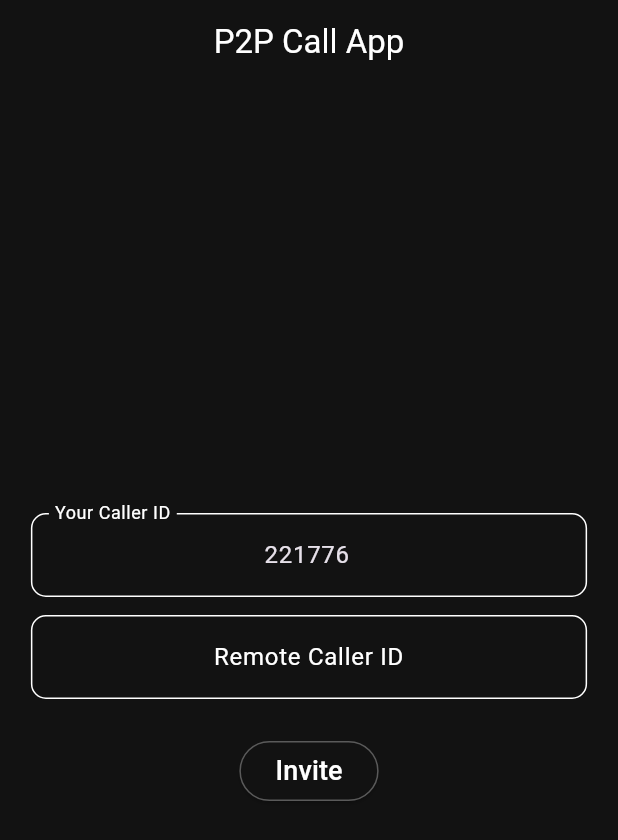
After one commit to Aniket8195/ChatApp, a Flutter app: the screen it shows after launch, on a phone screen of 412 x 824 dp. The commit adds this screen. Shown: the top 840 px of the screen. Run offline on Flutter 3.47's test engine with Material 3 defaults, Android fonts, the phone set to English and light mode, and no system bars; our stand-ins replace page_transition, socket_io_client; missing offline and left inert: flutter_webrtc; network calls fail.

Commit message:
all app created

```diff
--- a/lib/main.dart
+++ b/lib/main.dart
@@ -1,23 +1,40 @@
-import 'package:chat_app/start_page.dart';
+import 'dart:math';
+
 import 'package:flutter/material.dart';
 
+import 'main_code/join_screen.dart';
+import 'main_code/signalling.service.dart';
 
 void main() {
-  runApp(const MyApp());
+  // start videoCall app
+  runApp(VideoCallApp());
 }
 
-class MyApp extends StatelessWidget {
-  const MyApp({super.key});
+class VideoCallApp extends StatelessWidget {
+  VideoCallApp({super.key});
+
+  // signalling server url
+  final String websocketUrl = "WEB_SOCKET_SERVER_URL";
+
+  // generate callerID of local user
+  final String selfCallerID =
+  Random().nextInt(999999).toString().padLeft(6, '0');
 
   @override
   Widget build(BuildContext context) {
+    // init signalling service
+    SignallingService.instance.init(
+      websocketUrl: websocketUrl,
+      selfCallerID: selfCallerID,
+    );
+
+    // return material app
     return MaterialApp(
-      title: 'Flutter Demo',
-      theme: ThemeData(
-        colorScheme: ColorScheme.fromSeed(seedColor: Colors.deepPurple),
-        useMaterial3: true,
+      darkTheme: ThemeData.dark().copyWith(
+        colorScheme: const ColorScheme.dark(),
       ),
-      home:const StartPage(),
+      themeMode: ThemeMode.dark,
+      home: JoinScreen(selfCallerId: selfCallerID),
     );
   }
 }
--- /dev/null
+++ b/lib/main_code/join_screen.dart
@@ -0,0 +1,153 @@
+import 'package:chat_app/main_code/signalling.service.dart';
+import 'package:flutter/material.dart';
+
+import 'call_screen.dart';
+
+
+class JoinScreen extends StatefulWidget {
+  final String selfCallerId;
+
+  const JoinScreen({super.key, required this.selfCallerId});
+
+  @override
+  State<JoinScreen> createState() => _JoinScreenState();
+}
+
+class _JoinScreenState extends State<JoinScreen> {
+  dynamic incomingSDPOffer;
+  final remoteCallerIdTextEditingController = TextEditingController();
+
+  @override
+  void initState() {
+    super.initState();
+
+    // listen for incoming video call
+    SignallingService.instance.socket!.on("newCall", (data) {
+      if (mounted) {
+        // set SDP Offer of incoming call
+        setState(() => incomingSDPOffer = data);
+      }
+    });
+  }
+
+  // join Call
+  _joinCall({
+    required String callerId,
+    required String calleeId,
+    dynamic offer,
+  }) {
+    Navigator.push(
+      context,
+      MaterialPageRoute(
+        builder: (_) => CallScreen(
+          callerId: callerId,
+          calleeId: calleeId,
+          offer: offer,
+        ),
+      ),
+    );
+  }
+
+  @override
+  Widget build(BuildContext context) {
+    return Scaffold(
+      backgroundColor: Theme.of(context).colorScheme.background,
+      appBar: AppBar(
+        centerTitle: true,
+        title: const Text("P2P Call App"),
+      ),
+      body: SafeArea(
+        child: Stack(
+          children: [
+            Center(
+              child: SizedBox(
+                width: MediaQuery.of(context).size.width * 0.9,
+                child: Column(
+                  mainAxisAlignment: MainAxisAlignment.center,
+                  children: [
+                    TextField(
+                      controller: TextEditingController(
+                        text: widget.selfCallerId,
+                      ),
+                      readOnly: true,
+                      textAlign: TextAlign.center,
+                      enableInteractiveSelection: false,
+                      decoration: InputDecoration(
+                        labelText: "Your Caller ID",
+                        border: OutlineInputBorder(
+                          borderRadius: BorderRadius.circular(10.0),
+                        ),
+                      ),
+                    ),
+                    const SizedBox(height: 12),
+                    TextField(
+                      controller: remoteCallerIdTextEditingController,
+                      textAlign: TextAlign.center,
+                      decoration: InputDecoration(
+                        hintText: "Remote Caller ID",
+                        alignLabelWithHint: true,
+                        border: OutlineInputBorder(
+                          borderRadius: BorderRadius.circular(10.0),
+                        ),
+                      ),
+                    ),
+                    const SizedBox(height: 24),
+                    ElevatedButton(
+                      style: ElevatedButton.styleFrom(
+                        side: const BorderSide(color: Colors.white30),
+                      ),
+                      child: const Text(
+                        "Invite",
+                        style: TextStyle(
+                          fontSize: 18,
+                          color: Colors.white,
+                        ),
+                      ),
+                      onPressed: () {
+                        _joinCall(
+                          callerId: widget.selfCallerId,
+                          calleeId: remoteCallerIdTextEditingController.text,
+                        );
+                      },
+                    ),
+                  ],
+                ),
+              ),
+            ),
+            if (incomingSDPOffer != null)
+              Positioned(
+                child: ListTile(
+                  title: Text(
+                    "Incoming Call from ${incomingSDPOffer["callerId"]}",
+                  ),
+                  trailing: Row(
+                    mainAxisSize: MainAxisSize.min,
+                    children: [
+                      IconButton(
+                        icon: const Icon(Icons.call_end),
+                        color: Colors.redAccent,
+                        onPressed: () {
+                          setState(() => incomingSDPOffer = null);
+                        },
+                      ),
+                      IconButton(
+                        icon: const Icon(Icons.call),
+                        color: Colors.greenAccent,
+                        onPressed: () {
+                          _joinCall(
+                            callerId: incomingSDPOffer["callerId"]!,
+                            calleeId: widget.selfCallerId,
+                            offer: incomingSDPOffer["sdpOffer"],
+                          );
+                        },
+                      )
+                    ],
+                  ),
+                ),
+              ),
+          ],
+        ),
+      ),
+    );
+  }
+}
--- /dev/null
+++ b/lib/main_code/signalling.service.dart
@@ -0,0 +1,31 @@
+import 'dart:developer';
+import 'package:socket_io_client/socket_io_client.dart';
+
+class SignallingService {
+  // instance of Socket
+  Socket? socket;
+
+  SignallingService._();
+  static final instance = SignallingService._();
+
+  init({required String websocketUrl, required String selfCallerID}) {
+    // init Socket
+    socket = io(websocketUrl, {
+      "transports": ['websocket'],
+      "query": {"callerId": selfCallerID}
+    });
+
+    // listen onConnect event
+    socket!.onConnect((data) {
+      log("Socket connected !!");
+    });
+
+    // listen onConnectError event
+    socket!.onConnectError((data) {
+      log("Connect Error $data");
+    });
+
+    // connect socket
+    socket!.connect();
+  }
+}
```
Also changed, not shown: lib/main_code/call_screen.dart (added, +279 -0 lines), lib/webrtc/webrtc.dart (added, +35 -0 lines), 2 other files.
